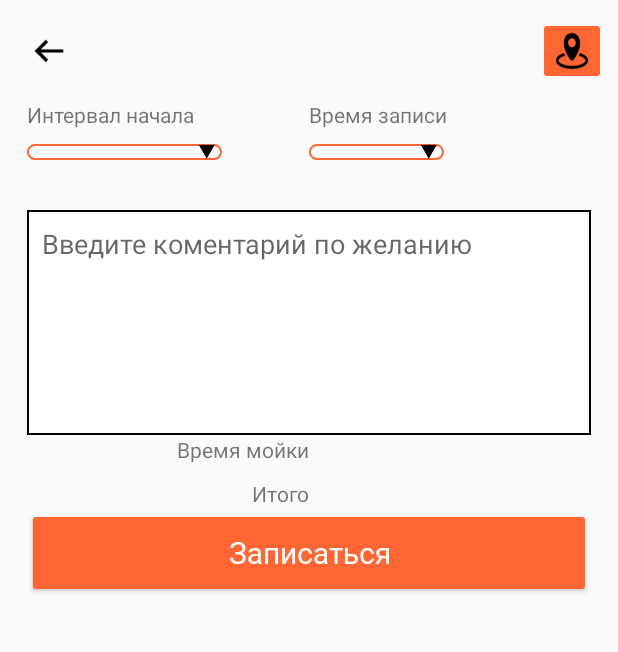
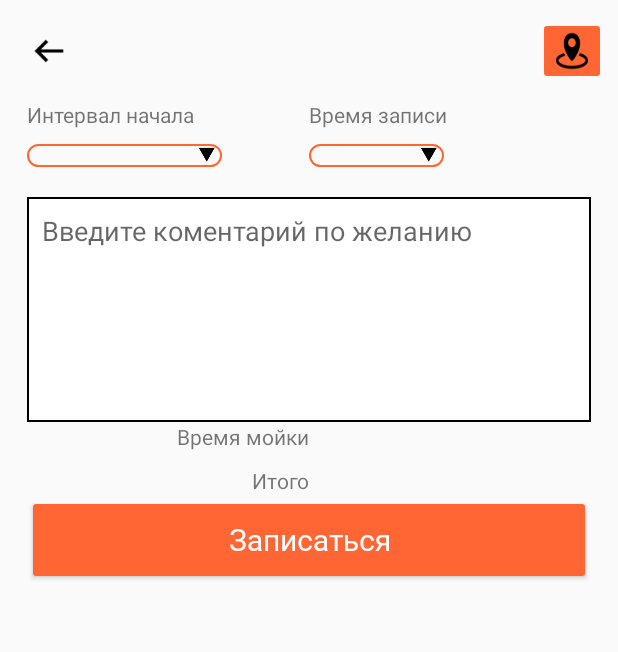
Before and after one commit to FurionMaNa/AvtoMoyOnline, an Android app: the fragment WashingRegistration2 placed in its activity, on a phone screen of 412 x 824 dp, the part 67-719 px from its top. Run offline under Robolectric (Android 15) with nearby library versions, the phone set to English and light mode, and no system bars; our stand-ins replace navigation-ui.

Commit message:
Commit 3

```diff
--- a/app/build.gradle
+++ b/app/build.gradle
@@ -8,8 +8,8 @@ android {
         vectorDrawables.useSupportLibrary = true
         minSdkVersion 22
         targetSdkVersion 29
-        versionCode 41
-        versionName "2.41"
+        versionCode 42
+        versionName "2.42"
         testInstrumentationRunner "androidx.test.runner.AndroidJUnitRunner"
         archivesBaseName = "AvtoMoy"
     }
--- a/app/src/main/java/com/project/avtomoy/ui/home/WashingRegistration1Other.java
+++ b/app/src/main/java/com/project/avtomoy/ui/home/WashingRegistration1Other.java
@@ -346,6 +346,7 @@ public class WashingRegistration1Other extends Fragment {
                     MapsFragment mapsFragment = new MapsFragment();
                     Bundle args = new Bundle();
                     args.putString("token", token);
+                    args.putString("date", HomeFragment.dd + "." + HomeFragment.m + "." + HomeFragment.y);
                     args.putString("Other", "trueT");
                     mapsFragment.setArguments(args);
                     LoadFragment(mapsFragment);
--- a/app/src/main/res/layout/fragment_washing_registration_part2.xml
+++ b/app/src/main/res/layout/fragment_washing_registration_part2.xml
@@ -75,7 +75,7 @@
             <LinearLayout
                 android:id="@+id/linearLayout2"
                 android:layout_width="match_parent"
-                android:layout_height="53dp"
+                android:layout_height="wrap_content"
                 android:layout_marginStart="10dp"
                 android:layout_marginEnd="10dp"
                 android:layout_marginBottom="20dp"
@@ -100,8 +100,9 @@
                         android:id="@+id/IntervalStart"
                         android:background="@drawable/spinner_draw"
                         android:layout_width="130dp"
-                        android:layout_height="match_parent"
+                        android:layout_height="wrap_content"
                         android:layout_marginTop="10dp"
+                        android:minHeight="15dp"
                         style="?android:attr/spinnerItemStyle" />
                 </LinearLayout>
 
@@ -120,8 +121,9 @@
                         android:id="@+id/TimeRecord"
                         android:background="@drawable/spinner_draw"
                         android:layout_width="90dp"
-                        android:layout_height="match_parent"
+                        android:layout_height="wrap_content"
                         android:layout_marginTop="10dp"
+                        android:minHeight="15dp"
                         style="@style/Widget.AppCompat.DropDownItem.Spinner"/>
 
                 </LinearLayout>
```
Also changed, not shown: app/src/main/java/com/project/avtomoy/ui/home/WashingRegistration1.java (+13 -11 lines), app/src/main/res/layout/fragment_washing_registration_part2_other.xml (+5 -3 lines), 1 other file.
